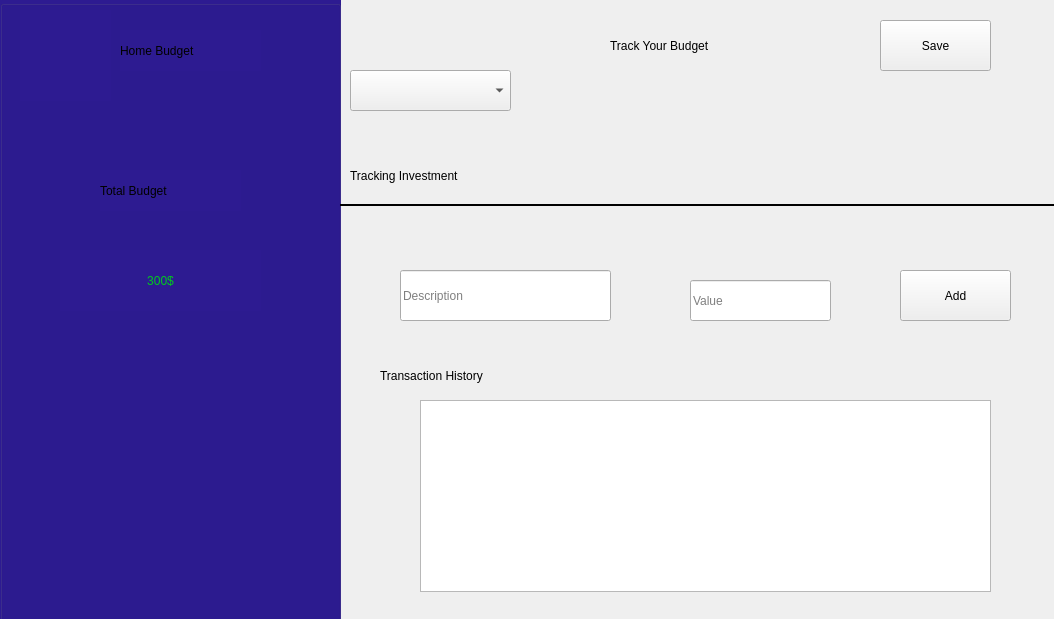
Before: the Qt Designer form mainwindow.ui in BogdanSharaiev/Financial-Tracker, drawn with Qt 5.
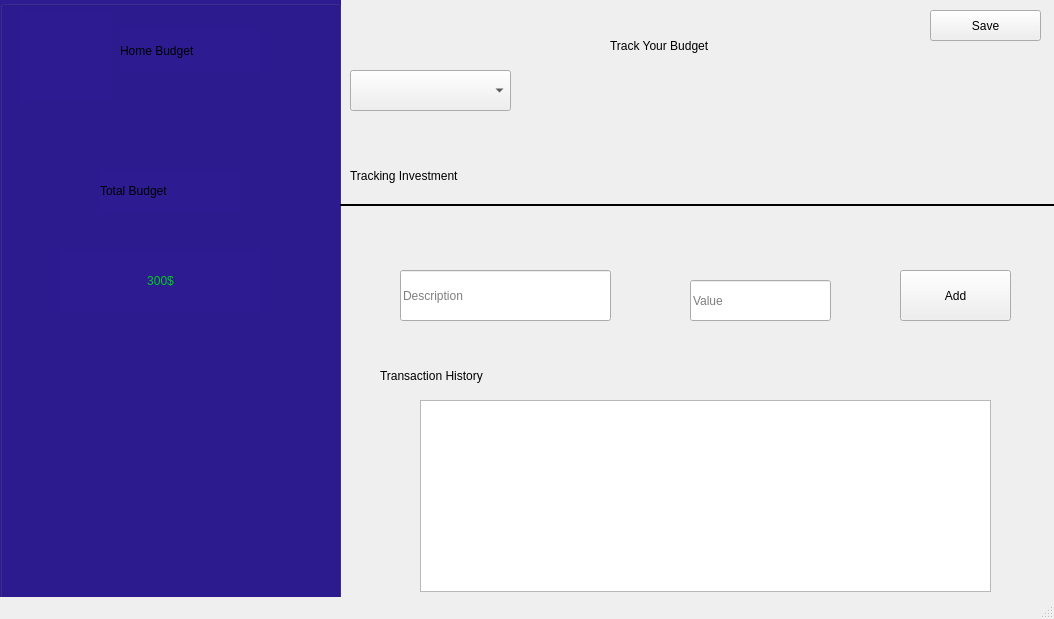
After: the same form once the commit is applied. Icons and pictures are not drawn.

Commit message: status bar data check

```diff
--- a/mainwindow.ui
+++ b/mainwindow.ui
@@ -240,10 +240,10 @@
    <widget class="QPushButton" name="pushButton_2">
     <property name="geometry">
      <rect>
-      <x>880</x>
-      <y>20</y>
+      <x>930</x>
+      <y>10</y>
       <width>111</width>
-      <height>51</height>
+      <height>31</height>
      </rect>
     </property>
     <property name="text">
@@ -251,6 +251,7 @@
     </property>
    </widget>
   </widget>
+  <widget class="QStatusBar" name="statusBar"/>
  </widget>
  <resources>
   <include location="resourses/resourse.qrc"/>
```
The commit also changes 13 other files.
